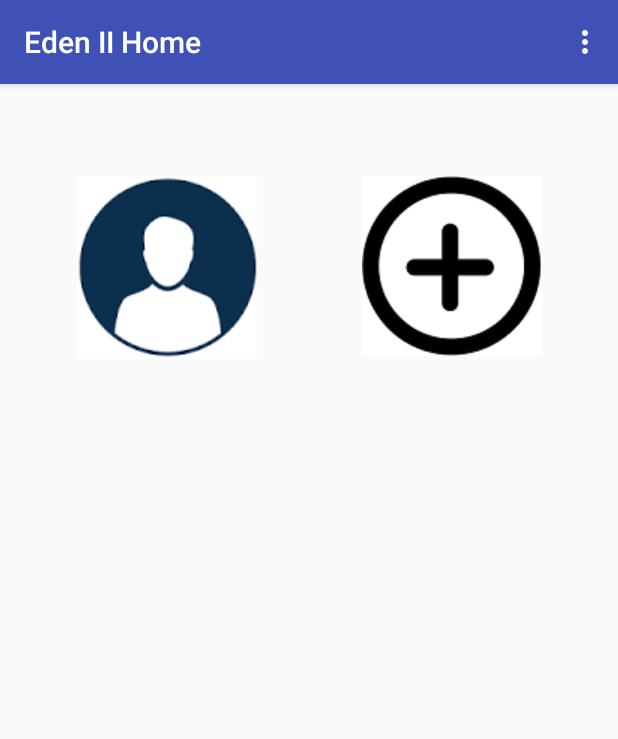
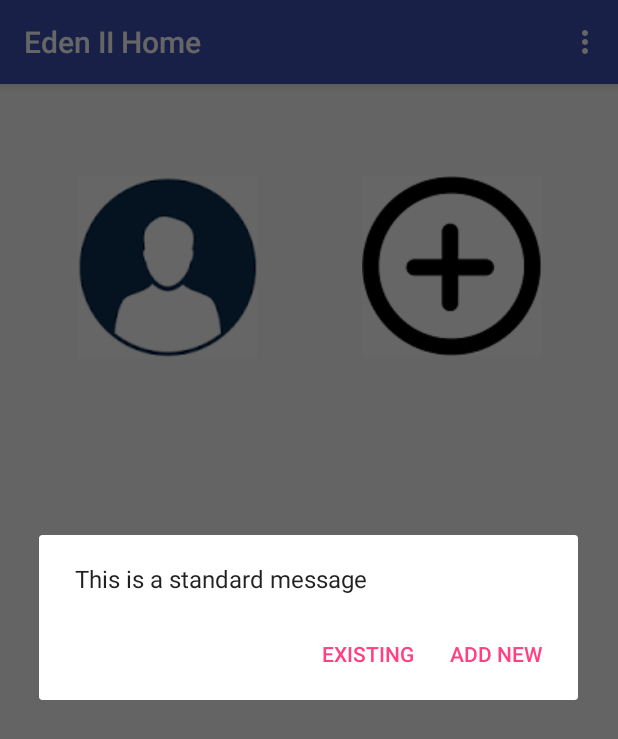
Before and after one commit to brooklyn2016/team-19, an Android app: the screen it shows after launch (MainActivity), after a tap on an icon or button, on a phone screen of 412 x 824 dp. Shown: the top 739 px of the screen. Run offline under Robolectric (Android 15) with nearby library versions, the phone set to English and light mode, and no system bars.

Commit message:
home page 1.0

```diff
--- a/Eden2/app/src/main/AndroidManifest.xml
+++ b/Eden2/app/src/main/AndroidManifest.xml
@@ -2,7 +2,7 @@
 <manifest xmlns:android="http://schemas.android.com/apk/res/android"
     package="updated.eden2.org.eden2">
     <uses-permission android:name="android.permission.INTERNET" />
-
+    <uses-permission android:name="android.permission.RECORD_AUDIO" />
     <application
         android:allowBackup="true"
         android:icon="@mipmap/ic_launcher"
--- a/Eden2/app/src/main/java/updated/eden2/org/eden2/MainActivity.java
+++ b/Eden2/app/src/main/java/updated/eden2/org/eden2/MainActivity.java
@@ -1,5 +1,7 @@
 package updated.eden2.org.eden2;
 
+import android.app.AlertDialog;
+import android.content.DialogInterface;
 import android.os.Bundle;
 import android.support.design.widget.FloatingActionButton;
 import android.support.design.widget.Snackbar;
@@ -44,6 +46,24 @@ public class MainActivity extends AppCompatActivity {
     }
 
     public void newProfile (View v) {
+        AlertDialog.Builder alertDialogBuilder = new AlertDialog.Builder(MainActivity.this);
+        //existing user button
+        alertDialogBuilder.setNegativeButton("Existing",new DialogInterface.OnClickListener() {
+            public void onClick(DialogInterface dialog, int i) {
+                //request list of all profiles, open new activity
+                dialog.dismiss();
+            }
+        });
+        //add new user button
+        alertDialogBuilder.setPositiveButton("Add New",new DialogInterface.OnClickListener() {
+            public void onClick(DialogInterface dialog, int i) {
+                //open new activity
+                dialog.dismiss();
+            }
+        });
+        alertDialogBuilder.setMessage("This is a standard message");
+        AlertDialog popUp = alertDialogBuilder.create();
+        popUp.show();
+    }
 
-    }
 }
```
